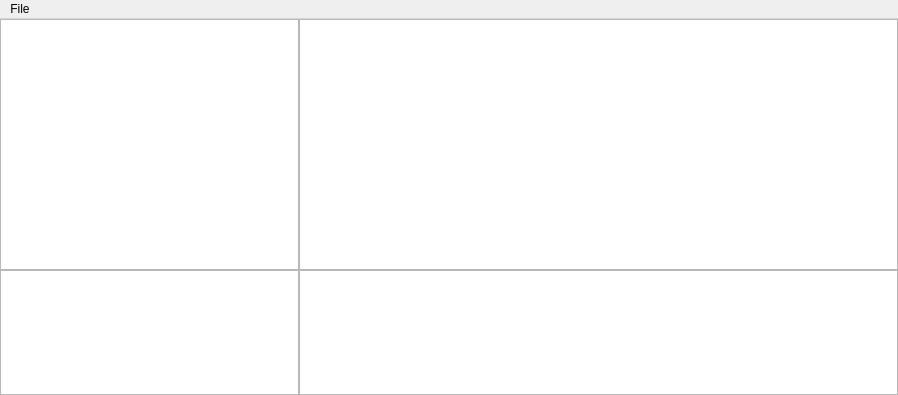
The window that hedgehog/mainwindow.ui (wellcome2AD/hedgehog) describes before a commit, drawn with Qt 5.
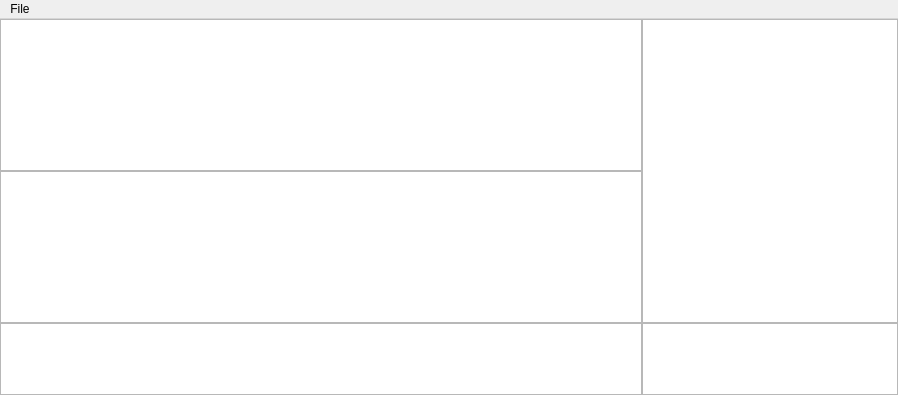
The same window after the commit.

Commit message: add table widget

```diff
--- a/hedgehog/mainwindow.ui
+++ b/hedgehog/mainwindow.ui
@@ -20,7 +20,7 @@
    <string>MainWindow</string>
   </property>
   <widget class="QWidget" name="centralwidget">
-   <layout class="QGridLayout" name="gridLayout" rowstretch="2,0,1" columnstretch="0,1,2">
+   <layout class="QGridLayout" name="gridLayout">
     <property name="leftMargin">
      <number>0</number>
     </property>
@@ -36,41 +36,63 @@
     <property name="spacing">
      <number>0</number>
     </property>
-    <item row="1" column="2" rowspan="2">
+    <item row="4" column="0" rowspan="3">
+     <widget class="QTableView" name="tableView">
+      <attribute name="horizontalHeaderCascadingSectionResizes">
+       <bool>false</bool>
+      </attribute>
+      <attribute name="horizontalHeaderMinimumSectionSize">
+       <number>50</number>
+      </attribute>
+      <attribute name="horizontalHeaderStretchLastSection">
+       <bool>true</bool>
+      </attribute>
+      <attribute name="verticalHeaderVisible">
+       <bool>false</bool>
+      </attribute>
+     </widget>
+    </item>
+    <item row="4" column="2" rowspan="3" colspan="3">
      <widget class="QTextEdit" name="textEdit"/>
     </item>
-    <item row="0" column="2">
-     <widget class="QGraphicsView" name="graphicsView"/>
-    </item>
-    <item row="0" column="1">
+    <item row="1" column="0">
      <widget class="QTreeView" name="treeView">
       <property name="horizontalScrollBarPolicy">
        <enum>Qt::ScrollBarAsNeeded</enum>
       </property>
       <property name="sizeAdjustPolicy">
-       <enum>QAbstractScrollArea::AdjustToContents</enum>
+       <enum>QAbstractScrollArea::AdjustIgnored</enum>
       </property>
       <attribute name="headerVisible">
        <bool>false</bool>
       </attribute>
      </widget>
     </item>
-    <item row="2" column="1">
-     <widget class="QTableView" name="tableView">
+    <item row="0" column="0">
+     <widget class="QTableWidget" name="tableWidget">
       <attribute name="horizontalHeaderCascadingSectionResizes">
        <bool>false</bool>
       </attribute>
-      <attribute name="horizontalHeaderMinimumSectionSize">
-       <number>50</number>
+      <attribute name="horizontalHeaderHighlightSections">
+       <bool>false</bool>
       </attribute>
       <attribute name="horizontalHeaderStretchLastSection">
        <bool>true</bool>
       </attribute>
       <attribute name="verticalHeaderVisible">
-       <bool>false</bool>
+       <bool>true</bool>
+      </attribute>
+      <attribute name="verticalHeaderCascadingSectionResizes">
+       <bool>true</bool>
+      </attribute>
+      <attribute name="verticalHeaderStretchLastSection">
+       <bool>true</bool>
       </attribute>
      </widget>
     </item>
+    <item row="0" column="2" rowspan="4" colspan="3">
+     <widget class="QGraphicsView" name="graphicsView"/>
+    </item>
    </layout>
   </widget>
   <widget class="QMenuBar" name="menubar">
```
Left out of the diff: 2 changed lines with no effect on the pictures. The commit also changes 1 other file.
